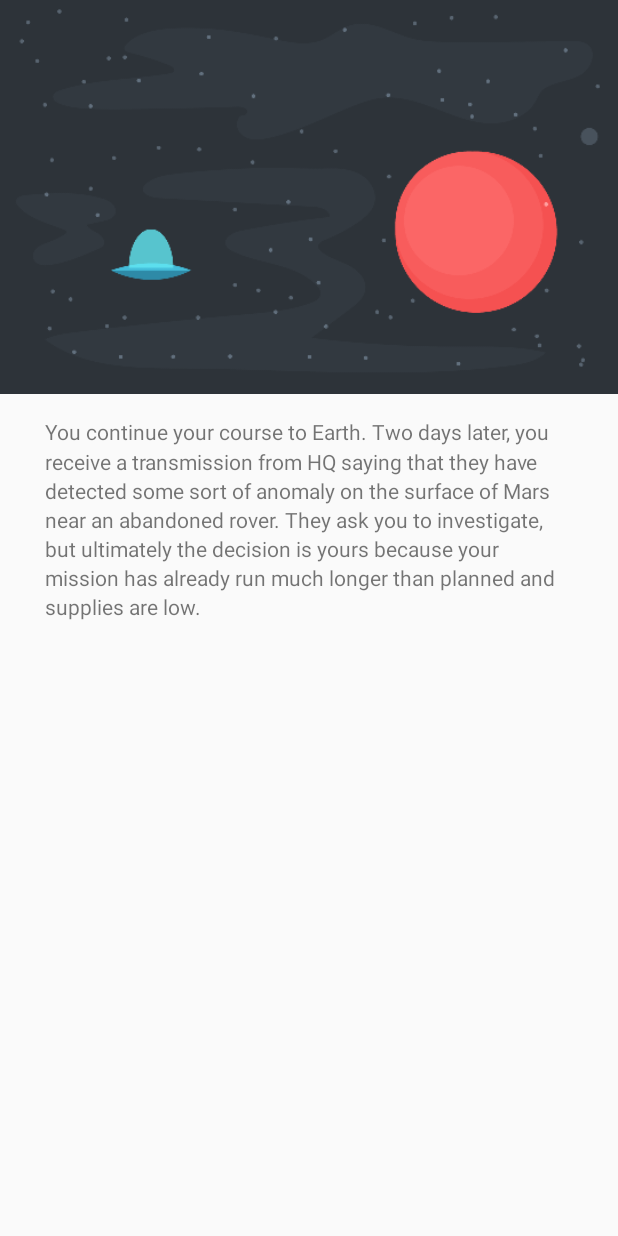
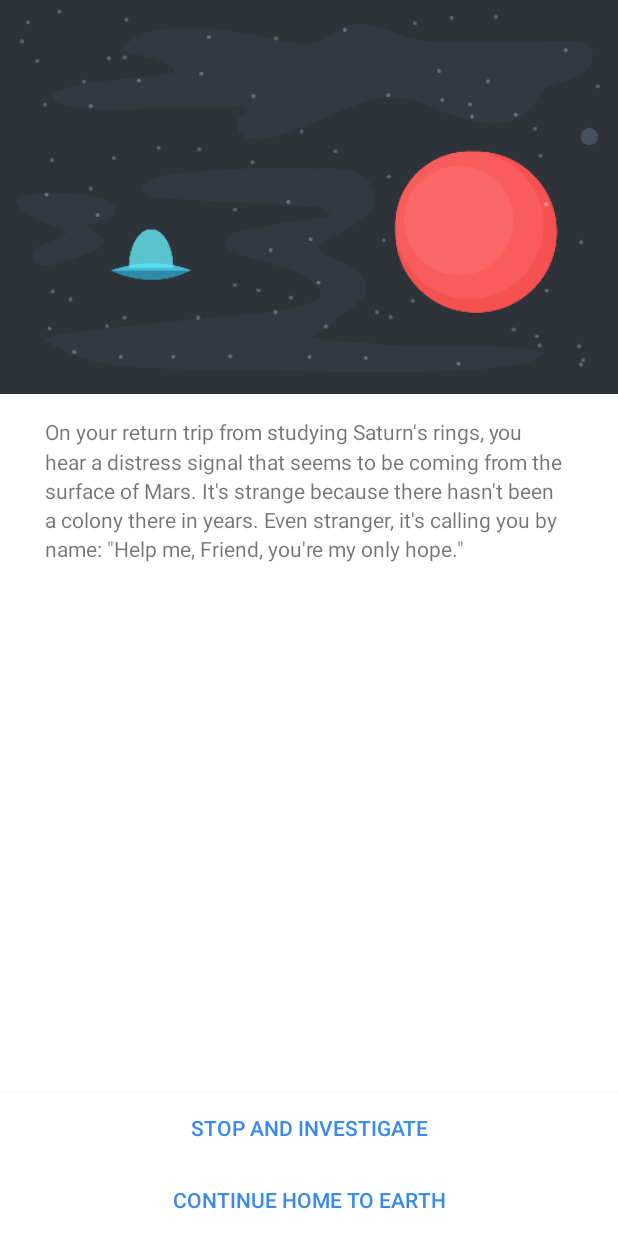
Before and after one commit to d-jeong/InteractiveStory, an Android app: the StoryActivity screen opened directly, with no data from a screen before it, on a phone screen of 412 x 824 dp. Run offline under Robolectric (Android 15) with nearby library versions, the phone set to English and light mode, and no system bars.

Commit message:
Finished the app!

```diff
--- a/app/src/main/AndroidManifest.xml
+++ b/app/src/main/AndroidManifest.xml
@@ -20,7 +20,9 @@
         </activity>
 
         <activity
-            android:name=".ui.StoryActivity">
+            android:name=".ui.StoryActivity"
+            android:screenOrientation="portrait"
+            android:parentActivityName=".ui.MainActivity">
         </activity>
     </application>
 
--- a/app/src/main/java/com/davidjeong/interactivestory/model/Story.java
+++ b/app/src/main/java/com/davidjeong/interactivestory/model/Story.java
@@ -47,4 +47,8 @@ public class Story {
                 R.drawable.page6,
                 "You arrive home on Earth. While your mission was a success, you forever wonder what was sending that signal. Perhaps a future mission will be able to investigate...");
     }
+
+    public Page getPage(int pageNumber) {
+        return mPages[pageNumber];
+    }
 }
--- a/app/src/main/java/com/davidjeong/interactivestory/ui/MainActivity.java
+++ b/app/src/main/java/com/davidjeong/interactivestory/ui/MainActivity.java
@@ -39,4 +39,9 @@ public class MainActivity extends AppCompatActivity {
         startActivity(intent);
     }
 
+    @Override
+    protected void onResume() {
+        super.onResume();
+        mNameField.setText("");
+    }
 }
--- a/app/src/main/java/com/davidjeong/interactivestory/ui/StoryActivity.java
+++ b/app/src/main/java/com/davidjeong/interactivestory/ui/StoryActivity.java
@@ -1,16 +1,32 @@
 package com.davidjeong.interactivestory.ui;
 
+
 import android.content.Intent;
+import android.graphics.drawable.Drawable;
+import android.os.Bundle;
 import android.support.v7.app.AppCompatActivity;
-import android.os.Bundle;
 import android.util.Log;
+import android.view.View;
+import android.widget.Button;
+import android.widget.ImageView;
+import android.widget.TextView;
 
 import com.davidjeong.interactivestory.R;
 import com.davidjeong.interactivestory.model.Page;
+import com.davidjeong.interactivestory.model.Story;
 
 public class StoryActivity extends AppCompatActivity {
 
     public static final String TAG = StoryActivity.class.getSimpleName();
+
+    private Story mStory = new Story();
+    private ImageView mImageView;
+    private TextView mTextView;
+    private Button mChoice1;
+    private Button mChoice2;
+    private Page mCurrentPage;
+
+    private String mName;
 
     @Override
     protected void onCreate(Bundle savedInstanceState) {
@@ -18,11 +34,62 @@ public class StoryActivity extends AppCompatActivity {
         setContentView(R.layout.activity_story);
 
         Intent intent = getIntent();
-        String name = intent.getStringExtra(getString(R.string.key_name));
+        mName = intent.getStringExtra(getString(R.string.key_name));
 
-        if (name == null) {
-            name = "Friend";
+        if (mName == null) {
+            mName = "Friend";
         }
-        Log.d(TAG, name);
+        Log.d(TAG, mName);
+
+        mImageView = (ImageView) findViewById(R.id.storyImageView);
+        mTextView = (TextView) findViewById(R.id.storyTextView);
+        mChoice1 = (Button) findViewById(R.id.choiceButton1);
+        mChoice2 = (Button) findViewById(R.id.choiceButton2);
+
+        loadPage(0);
+    }
+
+
+    private void loadPage(int choice) {
+        mCurrentPage = mStory.getPage(choice);
+
+        Drawable drawable = getResources().getDrawable(mCurrentPage.getImageId());
+        mImageView.setImageDrawable(drawable);
+
+        String pageText = mCurrentPage.getText();
+        // Add the name if the placeholder is included, will not add if there is no placeholder
+        pageText = String.format(pageText, mName, "%1$s");
+        mTextView.setText(pageText);
+
+        if (mCurrentPage.isFinal()) {
+            mChoice1.setVisibility(View.INVISIBLE);
+            mChoice2.setText("PLAY AGAIN");
+
+            mChoice2.setOnClickListener(new View.OnClickListener() {
+                @Override
+                public void onClick(View v) {
+                    finish();
+                }
+            });
+        }
+        else {
+            mChoice1.setText(mCurrentPage.getChoice1().getText());
+            mChoice2.setText(mCurrentPage.getChoice2().getText());
+
+            mChoice1.setOnClickListener(new View.OnClickListener() {
+                @Override
+                public void onClick(View v) {
+                    loadPage(mCurrentPage.getChoice1().getNextPage());
+                }
+            });
+
+            mChoice2.setOnClickListener(new View.OnClickListener() {
+                @Override
+                public void onClick(View v) {
+                    loadPage(mCurrentPage.getChoice2().getNextPage());
+                }
+            });
+        }
+
     }
 }
--- a/app/src/main/res/layout/activity_main.xml
+++ b/app/src/main/res/layout/activity_main.xml
@@ -4,7 +4,8 @@
     xmlns:tools="http://schemas.android.com/tools"
     android:layout_width="match_parent"
     android:layout_height="match_parent"
-    tools:context=".ui.MainActivity">
+    tools:context=".ui.MainActivity"
+    android:background="@android:color/white">
 
     <ImageView
         android:layout_width="match_parent"
@@ -19,6 +20,7 @@
         android:contentDescription="@string/app_title"/>
 
     <Button
+        style="@style/ButtonStyle"
         android:layout_width="match_parent"
         android:layout_height="wrap_content"
         android:text="START YOUR ADVENTURE"
--- a/app/src/main/res/layout/activity_story.xml
+++ b/app/src/main/res/layout/activity_story.xml
@@ -4,7 +4,8 @@
     xmlns:tools="http://schemas.android.com/tools"
     android:layout_width="match_parent"
     android:layout_height="match_parent"
-    tools:context=".ui.StoryActivity">
+    tools:context=".ui.StoryActivity"
+    android:background="@android:color/white">
 
     <ImageView
         android:layout_width="match_parent"
@@ -31,4 +32,24 @@
         android:paddingTop="15dp"
         android:paddingRight="30dp"
         android:lineSpacingMultiplier="1.2"/>
+
+    <Button
+        style="@style/ButtonStyle"
+        android:layout_width="match_parent"
+        android:layout_height="wrap_content"
+        android:text="Stop and Investigate"
+        android:id="@+id/choiceButton2"
+        android:layout_alignParentBottom="true"
+        android:layout_alignParentLeft="true"
+        android:layout_alignParentStart="true"/>
+
+    <Button
+        style="@style/ButtonStyle"
+        android:layout_width="match_parent"
+        android:layout_height="wrap_content"
+        android:text="Continue home to Earth"
+        android:id="@+id/choiceButton1"
+        android:layout_above="@+id/choiceButton2"
+        android:layout_alignParentLeft="true"
+        android:layout_alignParentStart="true"/>
 </RelativeLayout>
--- a/app/src/main/res/values/styles.xml
+++ b/app/src/main/res/values/styles.xml
@@ -8,4 +8,9 @@
         <item name="colorAccent">@color/colorAccent</item>
     </style>
 
+    <style name="ButtonStyle">
+        <item name="android:background">@android:color/white</item>
+        <item name="android:textColor">#ff3a8aec</item>
+    </style>
+
 </resources>
```
